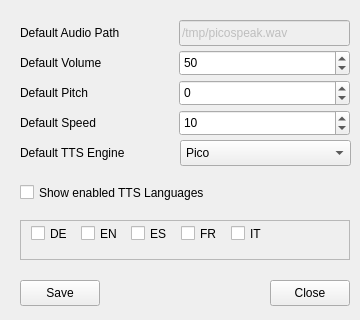
Shadowsith/qpicospeaker, file src/settings.ui: the form before one commit.
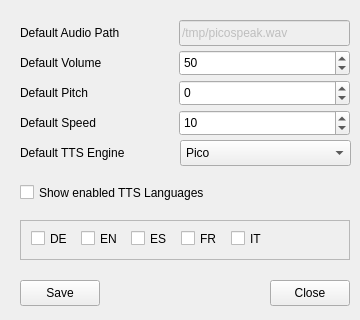
The form after the commit.

Commit message: now more setting-features added to xml class

The edit to the form file:
```diff
--- a/src/settings.ui
+++ b/src/settings.ui
@@ -248,8 +248,8 @@
      <property name="geometry">
       <rect>
        <x>10</x>
-       <y>0</y>
-       <width>40</width>
+       <y>5</y>
+       <width>50</width>
        <height>25</height>
       </rect>
      </property>
@@ -261,8 +261,8 @@
      <property name="geometry">
       <rect>
        <x>60</x>
-       <y>0</y>
-       <width>40</width>
+       <y>5</y>
+       <width>50</width>
        <height>25</height>
       </rect>
      </property>
@@ -274,8 +274,8 @@
      <property name="geometry">
       <rect>
        <x>110</x>
-       <y>0</y>
-       <width>40</width>
+       <y>5</y>
+       <width>50</width>
        <height>25</height>
       </rect>
      </property>
@@ -287,8 +287,8 @@
      <property name="geometry">
       <rect>
        <x>160</x>
-       <y>0</y>
-       <width>40</width>
+       <y>5</y>
+       <width>50</width>
        <height>25</height>
       </rect>
      </property>
@@ -300,8 +300,8 @@
      <property name="geometry">
       <rect>
        <x>210</x>
-       <y>0</y>
-       <width>40</width>
+       <y>5</y>
+       <width>50</width>
        <height>25</height>
       </rect>
      </property>
```
The commit also changes 4 other files.
